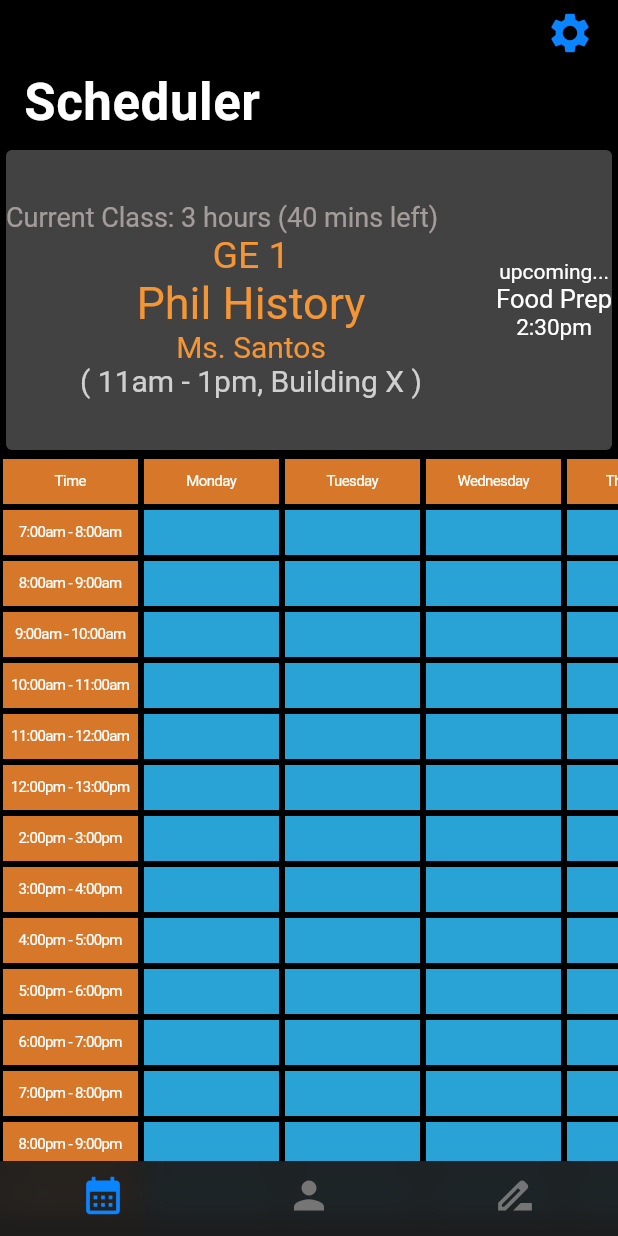
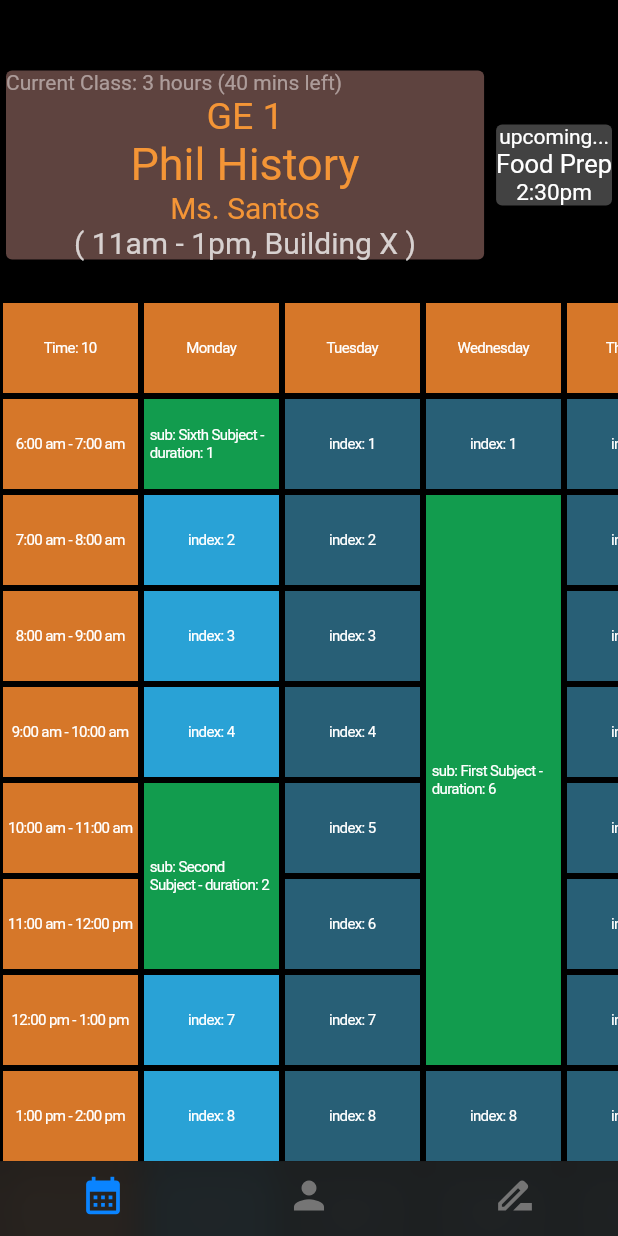
Before and after one commit to sefmangampo/class_scheduler, a Flutter app: the screen it shows after launch, on a phone screen of 412 x 824 dp. Run offline on Flutter 3.47's test engine with Material 2 defaults, Android fonts, the phone set to English and light mode, and no system bars; our stand-ins replace sqflite; accounts and stored records are empty.

Commit message:
Add class feature

```diff
--- a/lib/components/student_info.dart
+++ b/lib/components/student_info.dart
@@ -6,7 +6,7 @@ Map<String, dynamic> studentInfo = {
   'Full Course:':
       'Bachelor of Industrial Technology Major in Food and Service Management',
   "Name:": 'Pernia, Aurvel Sorio',
-  "Section:": 'BIT 1-40 FSM-A',
+  "Section:": ['1-40 FSM-A', '1-40 FSM-A', '1-40 FSM-A'],
   'EAF No:': '209620'
 };
 
--- a/lib/components/table_view.dart
+++ b/lib/components/table_view.dart
@@ -1,28 +1,31 @@
+// import 'dart:async';
+
 import 'package:flutter/material.dart';
 import 'package:intl/intl.dart';
+import 'package:san_na_ko/models/scheduled_item.dart';
 
 final weekdays = DateFormat().dateSymbols.WEEKDAYS;
+final dataKey = GlobalKey();
+var date = DateTime.now();
+const columnLength = 18;
+const cellHeight = 60.0;
+const cellWidth = 90.0;
 
-List<Widget> _buildCells(int count) {
-  return List.generate(
-    count,
-    (index) => Container(
-      alignment: Alignment.center,
-      width: 120.0,
-      height: 60.0,
-      color: Colors.white,
-      margin: EdgeInsets.all(4.0),
-      child: Text("${index + 1}"),
-    ),
-  );
-}
+var currentDayOfWeek = DateFormat.EEEE().format(date);
+int currentWeekDayId = weekdays.indexOf(currentDayOfWeek);
+
+Color headerCellColor = Color.fromARGB(255, 214, 119, 41);
+Color specialColumnColor = Color.fromARGB(255, 41, 162, 214);
+Color normalColumnColor = Color.fromARGB(255, 40, 95, 118);
+Color currentHourColor = Color.fromARGB(255, 156, 101, 18);
+Color scheduledColor = Color.fromARGB(255, 18, 156, 78);
 
 _headerCell(String s) {
   return Container(
     alignment: Alignment.center,
-    width: 90.0,
-    height: 30.0,
-    color: Color.fromARGB(255, 214, 119, 41),
+    width: cellWidth,
+    height: cellHeight,
+    color: headerCellColor,
     margin: EdgeInsets.all(2.0),
     child: Text(
       s,
@@ -31,30 +34,83 @@ _headerCell(String s) {
   );
 }
 
-_buildRows(int count) {
-  return [
-    _buildHeader(),
-    List.generate(
-      count,
-      (index) => Row(
-        children: _buildCells(7),
-      ),
-    )
-  ];
+getTileColor(int index, int day) {
+  int currentHour = int.parse(DateFormat.H().format(date)) - 5;
+
+  if (day != currentWeekDayId) return normalColumnColor;
+  if (index != currentHour) return specialColumnColor;
+
+  return currentHourColor;
 }
 
-_generateColumns(int number) {
-  List<Container> list = List.empty(growable: true);
-  for (var i = 1; i < number; i++) {
-    list.add(Container(
+_generateColumns(int day, List<ScheduledItem> columnItems) {
+  List<GestureDetector> list = List.empty(growable: true);
+
+  outerloop:
+  for (var i = 1; i < columnLength; i++) {
+    if (columnItems.isNotEmpty) {
+      for (var card in columnItems) {
+        if (card.startHour == i && card.day == day) {
+          list.add(GestureDetector(
+            onTap: () {
+              print("you clicked me: ${card.name}");
+            },
+            child: Draggable(
+              data: card,
+              feedback: Container(
+                width: cellWidth,
+                color: scheduledColor,
+                height: (cellHeight * card.duration) + 4 * card.duration - 4,
+                child: Text(card.name),
+              ),
+              child: Container(
+                key: card.id == 5 ? dataKey : null,
                 alignment: Alignment.center,
-      width: 90.0,
-      height: 30.0,
-      color: Color.fromARGB(255, 41, 162, 214),
+                width: cellWidth,
+                height: (cellHeight * card.duration) + 4 * card.duration - 4,
+                color: scheduledColor,
+                margin: EdgeInsets.all(2.0),
+                child: Padding(
+                  padding: const EdgeInsets.all(4.0),
+                  child: Text(
+                    'sub: ${card.name} - duration: ${card.duration}',
+                    style: TextStyle(fontSize: 10),
+                  ),
+                ),
+              ),
+            ),
+          ));
+        }
+
+        if (i >= card.startHour && i < card.endHour) {
+          continue outerloop;
+        }
+      }
+    }
+
+    list.add(GestureDetector(
+      child: DragTarget(
+        onWillAccept: (data) {
+          var scheduledData = data as ScheduledItem;
+
+          print("data: ${scheduledData.name}");
+
+          return true;
+        },
+        builder: (BuildContext context, List<Object?> candidateData,
+            List<dynamic> rejectedData) {
+          return Container(
+            alignment: Alignment.center,
+            width: cellWidth,
+            height: cellHeight,
+            color: getTileColor(i, day),
             margin: EdgeInsets.all(2.0),
             child: Text(
-        '',
+              'index: $i',
               style: TextStyle(fontSize: 10),
+            ),
+          );
+        },
       ),
     ));
   }
@@ -62,51 +118,41 @@ _generateColumns(int number) {
   return (Column(children: list));
 }
 
-_buildDayColumn(int dayNumber) {
+_buildDayColumn(int dayNumber, List<ScheduledItem> items) {
   var day = weekdays[dayNumber];
 
   return Column(
-    children: [_headerCell(day), _generateColumns(15)],
+    children: [_headerCell(day), _generateColumns(dayNumber, items)],
   );
 }
 
-_buildHeader() {
-  List<Container> list = List.empty(growable: true);
-  for (var i = 1; i < weekdays.length; i++) {
-    list.add(Container(
-      alignment: Alignment.center,
-      width: 90.0,
-      height: 30.0,
-      color: Color.fromARGB(255, 41, 145, 214),
-      margin: EdgeInsets.all(2.0),
-      child: Text(
-        weekdays[i],
-        style: TextStyle(fontSize: 10),
-      ),
-    ));
+_buildTimeColumn() {
+  parseTime(int hour) {
+    int baseHour = hour + 5;
+    String trailing = baseHour > 11 ? "pm" : "am";
+
+    if (baseHour > 12) {
+      baseHour = baseHour - 12;
+    }
+    return "$baseHour:00 $trailing";
   }
 
-  return (Row(children: list));
-}
-
-_buildTimeColumn() {
   List<String> generateTimeString() {
     List<String> strList = List.empty(growable: true);
 
-    for (var i = 0; i < 15; i++) {
+    for (var i = 0; i < columnLength; i++) {
       if (i == 0) {
-        strList.add("Time");
+        var currentHour = DateFormat.H().format(date);
+        strList.add("Time: $currentHour");
       } else {
-        var trail = i > 5 ? 'pm' : 'am';
-        var hour = i > 6 ? i - 5 : i + 6;
+        var currentHour = parseTime(i);
+        var nextHour = parseTime(i + 1);
 
-        strList.add("$hour:00$trail - ${hour + 1}:00$trail");
+        strList.add("$currentHour - $nextHour");
       }
     }
 
     return strList;
-
-    //List.generate(15, (index) => "${index + 6}");
   }
 
   var firstColumn = generateTimeString();
@@ -115,9 +161,9 @@ _buildTimeColumn() {
   for (var i = 0; i < firstColumn.length; i++) {
     list.add(Container(
       alignment: Alignment.center,
-      width: 90.0,
-      height: 30.0,
-      color: Color.fromARGB(255, 214, 119, 41),
+      width: cellWidth,
+      height: cellHeight,
+      color: headerCellColor,
       margin: EdgeInsets.all(2.0),
       child: Text(
         firstColumn[i],
@@ -128,10 +174,48 @@ _buildTimeColumn() {
   return list;
 }
 
-class ScheduleView extends StatelessWidget {
+class ScheduleView extends StatefulWidget {
   const ScheduleView({super.key});
+
+  @override
+  State<ScheduleView> createState() => _ScheduleViewState();
+}
+
+_sortAndFilterSchedules(List<ScheduledItem> unsortedItems, int dayIndex) {
+  var currentDayItems =
+      unsortedItems.where((element) => element.day == dayIndex);
+  var sortedDayItems = currentDayItems.toList();
+  sortedDayItems.sort((a, b) => a.startHour.compareTo(b.startHour));
+
+  return _buildDayColumn(dayIndex, sortedDayItems);
+}
+
+class _ScheduleViewState extends State<ScheduleView> {
+  // @override
+  // void initState() {
+  //   super.initState();
+  //   Timer.periodic(const Duration(seconds: 5), (Timer timer) {
+  //     Scrollable.ensureVisible(dataKey.currentContext as BuildContext);
+  //   });
+  // }
+
   @override
   Widget build(BuildContext context) {
+    List<ScheduledItem> currentSubjects = List.empty(growable: true);
+
+    currentSubjects.add(ScheduledItem(
+        id: 1, name: 'First Subject', day: 3, startHour: 2, endHour: 8));
+    currentSubjects.add(ScheduledItem(
+        id: 2, name: 'Second Subject', day: 1, startHour: 5, endHour: 7));
+    currentSubjects.add(ScheduledItem(
+        id: 3, name: 'Third Subject', day: 5, startHour: 2, endHour: 3));
+    currentSubjects.add(ScheduledItem(
+        id: 4, name: 'Fourth Subject', day: 5, startHour: 3, endHour: 4));
+    currentSubjects.add(ScheduledItem(
+        id: 5, name: 'Fifth Subject', day: 5, startHour: 7, endHour: 8));
+    currentSubjects.add(ScheduledItem(
+        id: 6, name: 'Sixth Subject', day: 1, startHour: 1, endHour: 2));
+
     return (SingleChildScrollView(
       child: Row(crossAxisAlignment: CrossAxisAlignment.start, children: [
         Column(
@@ -141,16 +225,20 @@ class ScheduleView extends StatelessWidget {
         Flexible(
           child: SingleChildScrollView(
             scrollDirection: Axis.horizontal,
+            child: Padding(
+              padding: const EdgeInsets.only(bottom: 55),
               child: Row(
                 crossAxisAlignment: CrossAxisAlignment.start,
                 children: [
-                _buildDayColumn(1),
-                _buildDayColumn(2),
-                _buildDayColumn(3),
-                _buildDayColumn(4),
-                _buildDayColumn(5),
-                _buildDayColumn(6),
+                  _sortAndFilterSchedules(currentSubjects, 1),
+                  _sortAndFilterSchedules(currentSubjects, 2),
+                  _sortAndFilterSchedules(currentSubjects, 3),
+                  _sortAndFilterSchedules(currentSubjects, 4),
+                  _sortAndFilterSchedules(currentSubjects, 5),
+                  _sortAndFilterSchedules(currentSubjects, 6),
+                  _sortAndFilterSchedules(currentSubjects, 0),
                 ],
+              ),
             ),
           ),
         )
--- /dev/null
+++ b/lib/models/scheduled_item.dart
@@ -0,0 +1,16 @@
+class ScheduledItem {
+  final int id;
+  final String name;
+  final int day;
+  final int startHour;
+  final int endHour;
+
+  int get duration => endHour - startHour;
+
+  ScheduledItem(
+      {required this.id,
+      required this.name,
+      required this.day,
+      required this.startHour,
+      required this.endHour});
+}
--- a/lib/screens/home/main_screen.dart
+++ b/lib/screens/home/main_screen.dart
@@ -12,13 +12,6 @@ class MainPage extends StatelessWidget {
     List<Widget> tabs = [ScheduleTab(), ProfileTab(), MaintentanceTab()];
     return SafeArea(
       child: CupertinoPageScaffold(
-        child: CustomScrollView(
-          slivers: [
-            CupertinoSliverNavigationBar(
-              largeTitle: Text('Scheduler'),
-              trailing: Icon(Icons.settings),
-            ),
-            SliverFillRemaining(
         child: CupertinoTabScaffold(
           tabBar: CupertinoTabBar(items: [
             BottomNavigationBarItem(icon: Icon(Icons.calendar_month)),
@@ -32,9 +25,33 @@ class MainPage extends StatelessWidget {
           }),
         ),
       ),
-          ],
-        ),
-      ),
     );
+
+    //     return SafeArea(
+    //   child: CupertinoPageScaffold(
+    //     child: CustomScrollView(
+    //       slivers: [
+    //         CupertinoSliverNavigationBar(
+    //           largeTitle: Text('Scheduler'),
+    //           trailing: Icon(Icons.settings),
+    //         ),
+    //         SliverFillRemaining(
+    //           child: CupertinoTabScaffold(
+    //             tabBar: CupertinoTabBar(items: [
+    //               BottomNavigationBarItem(icon: Icon(Icons.calendar_month)),
+    //               BottomNavigationBarItem(icon: Icon(Icons.person)),
+    //               BottomNavigationBarItem(
+    //                   icon: Icon(Icons.drive_file_rename_outline)),
+    //             ]),
+    //             tabBuilder: (BuildContext context, int index) =>
+    //                 CupertinoTabView(builder: (context) {
+    //               return tabs[index];
+    //             }),
+    //           ),
+    //         ),
+    //       ],
+    //     ),
+    //   ),
+    // );
   }
 }
--- a/lib/screens/tabs/schedule_tab.dart
+++ b/lib/screens/tabs/schedule_tab.dart
@@ -11,8 +11,10 @@ class ScheduleTab extends StatefulWidget {
 
 class _ScheduleTabState extends State<ScheduleTab> {
   @override
-  Widget build(BuildContext context) => SingleChildScrollView(
-          child: Column(
-        children: [CurrentClassWidget(), ScheduleView()],
-      ));
+  Widget build(BuildContext context) => Column(
+        children: [
+          CurrentClassWidget(),
+          Flexible(child: SingleChildScrollView(child: ScheduleView()))
+        ],
+      );
 }
--- a/lib/widget/current_class_widget.dart
+++ b/lib/widget/current_class_widget.dart
@@ -7,9 +7,18 @@ class CurrentClassWidget extends StatefulWidget {
   State<CurrentClassWidget> createState() => _CurrentClassWidgetState();
 }
 
+_createMainCard() {}
+
 class _CurrentClassWidgetState extends State<CurrentClassWidget> {
   @override
-  Widget build(BuildContext context) => Card(
+  Widget build(BuildContext context) => SizedBox(
+        height: 200,
+        child: Padding(
+          padding: const EdgeInsets.only(top: 20),
+          child: Column(
+            mainAxisAlignment: MainAxisAlignment.center,
+            children: [
+              Center(
                 child: Column(
                   crossAxisAlignment: CrossAxisAlignment.center,
                   children: [
@@ -17,9 +26,8 @@ class _CurrentClassWidgetState extends State<CurrentClassWidget> {
                       mainAxisAlignment: MainAxisAlignment.center,
                       children: [
                         Expanded(
-                    child: Container(
-                  alignment: Alignment.center,
-                  height: 200,
+                            child: Card(
+                          color: Color.fromARGB(168, 143, 101, 96),
                           child: Column(
                             mainAxisAlignment: MainAxisAlignment.center,
                             children: [
@@ -29,28 +37,26 @@ class _CurrentClassWidgetState extends State<CurrentClassWidget> {
                                     'Current Class: 3 hours (40 mins left)',
                                     textAlign: TextAlign.left,
                                     style: TextStyle(
-                                color: Color.fromARGB(168, 213, 202, 201),
-                                fontSize: 18),
+                                        color:
+                                            Color.fromARGB(168, 213, 202, 201),
+                                        fontSize: 14),
                                   ),
                                 ],
                               ),
                               Text(
                                 'GE 1',
-                        //textAlign: TextAlign.center,
                                 style: TextStyle(
                                     color: Color.fromARGB(255, 244, 149, 54),
                                     fontSize: 25),
                               ),
                               Text(
                                 'Phil History',
-                        //textAlign: TextAlign.center,
                                 style: TextStyle(
                                     color: Color.fromARGB(255, 244, 149, 54),
                                     fontSize: 30),
                               ),
                               Text(
                                 'Ms. Santos',
-                        //textAlign: TextAlign.center,
                                 style: TextStyle(
                                     color: Color.fromARGB(255, 244, 149, 54),
                                     fontSize: 20),
@@ -59,13 +65,15 @@ class _CurrentClassWidgetState extends State<CurrentClassWidget> {
                                 '( 11am - 1pm, Building X )',
                                 textAlign: TextAlign.center,
                                 style: TextStyle(
-                            color: const Color.fromARGB(192, 255, 255, 255),
+                                    color: const Color.fromARGB(
+                                        192, 255, 255, 255),
                                     fontSize: 20),
                               )
                             ],
                           ),
                         )),
-                Column(
+                        Card(
+                          child: Column(
                             children: [
                               Text(
                                 'upcoming...',
@@ -80,10 +88,15 @@ class _CurrentClassWidgetState extends State<CurrentClassWidget> {
                                 style: TextStyle(fontSize: 15),
                               ),
                             ],
+                          ),
                         )
                       ],
                     ),
                   ],
                 ),
+              ),
+            ],
+          ),
+        ),
       );
 }
```
Also changed, not shown: lib/models/subject_courses.dart (+18 -0 lines). Lines whose indentation alone changed are shown as unchanged.
